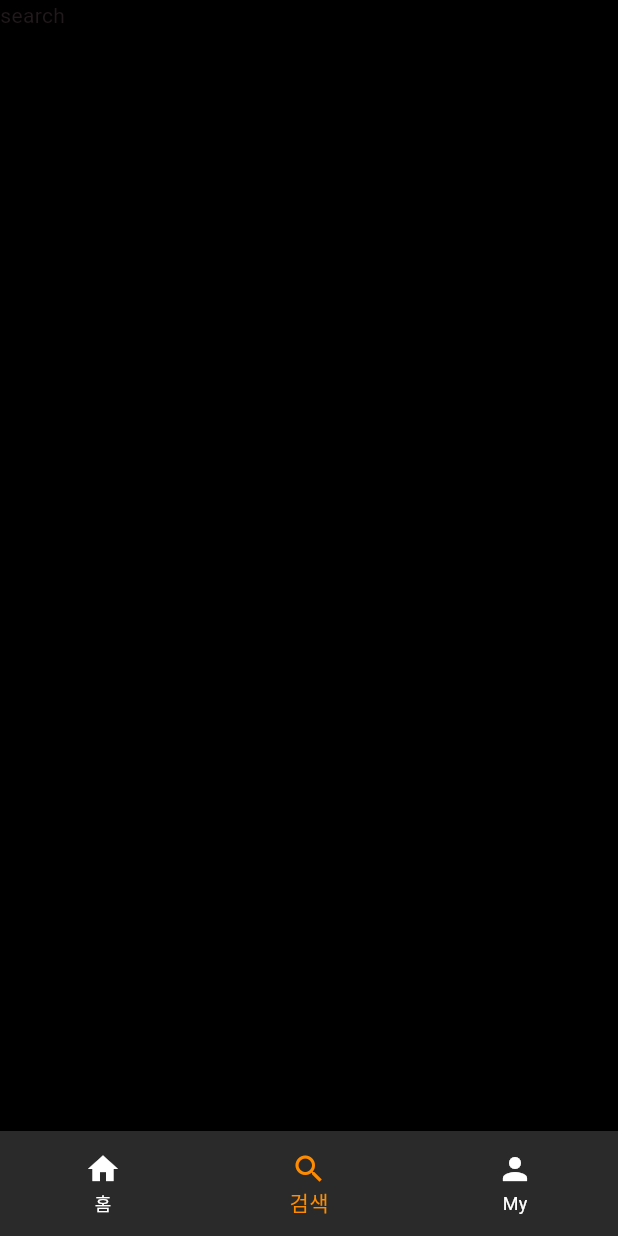
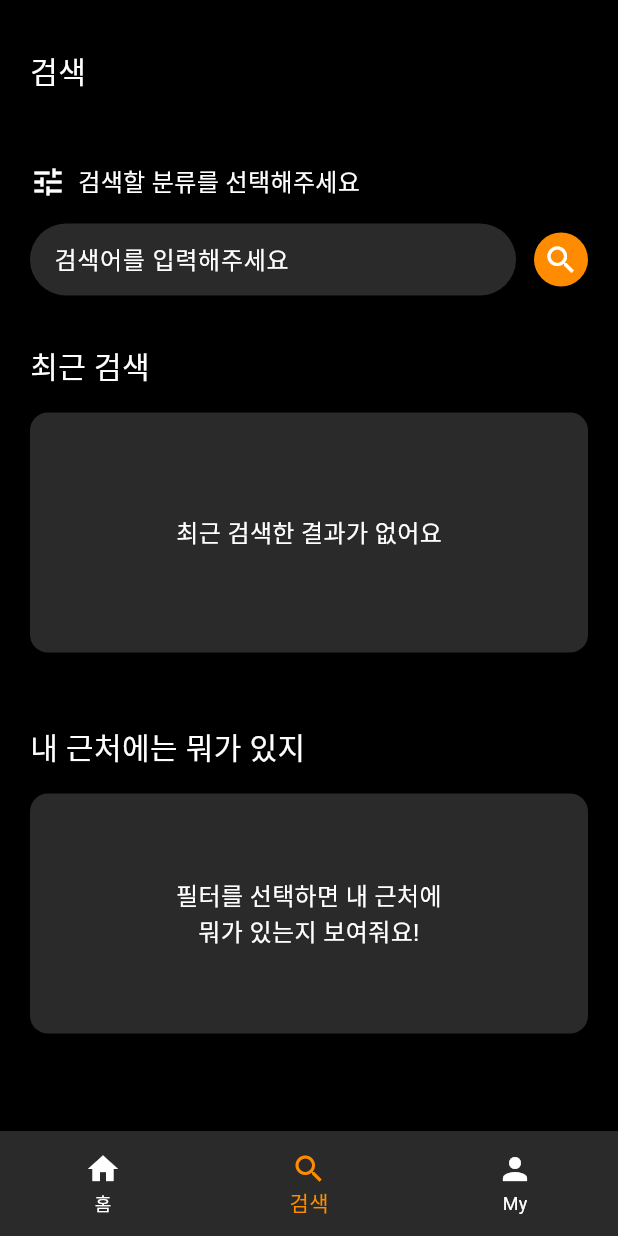
Before and after one commit to idstudent/stamp_way_flutter, a Flutter app: the screen it shows after launch, item 2 of the bottom bar chosen, on a phone screen of 412 x 824 dp. Run offline on Flutter 3.47's test engine with Material 3 defaults, Android fonts, the phone set to English and light mode, and no system bars; our stand-ins replace cloud_firestore, dio, firebase_auth, firebase_core, flutter_dotenv, flutter_riverpod and 7 more; missing offline and left inert: dart:ffi; accounts and stored records are empty; Roboto replaces fonts that are missing (noto_extra_bold, noto_regular).

Commit message:
검색 ui 작업

```diff
--- a/lib/pages/search_page.dart
+++ b/lib/pages/search_page.dart
@@ -1,12 +1,156 @@
 import 'package:flutter/material.dart';
+import 'package:flutter_riverpod/flutter_riverpod.dart';
+import 'package:stamp_way_flutter/colors/app_colors.dart';
+import 'package:stamp_way_flutter/font_styles/app_text_style.dart';
 
-class SearchPage extends StatelessWidget {
+import '../model/tour_mapper.dart';
+
+class SearchPage extends ConsumerStatefulWidget {
   const SearchPage({super.key});
+
+  @override
+  ConsumerState<SearchPage> createState() => _SearchPageState();
+}
+
+class _SearchPageState extends ConsumerState<SearchPage> {
+  List<TourMapper> recentlySearchItem = [];
+  List<TourMapper> nearSearchItem = [];
 
   @override
   Widget build(BuildContext context) {
     return Scaffold(
-      body: Text('search'),
+      body: SafeArea(
+        child: SingleChildScrollView(
+          child: Padding(
+            padding: EdgeInsets.only(top: 32, left: 20, right: 20),
+            child: Column(
+              crossAxisAlignment: CrossAxisAlignment.start,
+              children: [
+                Text('검색', style: AppTextStyle.fontSize20WhiteExtraBold,),
+                const SizedBox(height: 48,),
+                GestureDetector(
+                  onTap: () {
+                    //TODO: 바텀시트
+                  } ,
+                  child: Row(
+                    children: [
+                      Icon(Icons.tune, color: AppColors.white, size: 24,),
+                      const SizedBox(width: 8,),
+                      Text('검색할 분류를 선택해주세요', style: AppTextStyle.fontSize16WhiteRegular,)
+                    ],
+                  ),
+                ),
+                const SizedBox(height: 16,),
+                Row(
+                  children: [
+                    Expanded(
+                      child: Container(
+                        decoration: BoxDecoration(
+                          color: AppColors.color2a2a2a,
+                          borderRadius: BorderRadius.circular(24)
+                        ),
+                        child: TextFormField(
+                          decoration: InputDecoration(
+                            border: InputBorder.none,
+                            enabledBorder: InputBorder.none,
+                            focusedBorder: InputBorder.none,
+                            contentPadding: EdgeInsets.symmetric(horizontal: 16, vertical: 8),
+                            hintText: '검색어를 입력해주세요',
+                            hintStyle: AppTextStyle.fontSize16WhiteRegular
+                          ),
+                          style: AppTextStyle.fontSize16WhiteRegular,
+                        ),
+                      )
+                    ),
+                    const SizedBox(width: 12,),
+                    GestureDetector(
+                      onTap: () {
+                        // TODO: 검색
+                      },
+                      child: Container(
+                        decoration: BoxDecoration(
+                          color: AppColors.colorFF8C00,
+                          borderRadius: BorderRadius.circular(24)
+                        ),
+                        child: Padding(
+                          padding: const EdgeInsets.all(6.0),
+                          child: Center(
+                            child: Icon(Icons.search, color: AppColors.white,),
+                          ),
+                        ),
+                      ),
+                    )
+                  ],
+                ),
+                const SizedBox(height: 32,),
+                Text('최근 검색', style: AppTextStyle.fontSize20WhiteExtraBold,),
+                const SizedBox(height: 16,),
+                Container(
+                  child: _getRecentlySearchResult(recentlySearchItem),
+                ),
+                const SizedBox(height: 48,),
+                Text('내 근처에는 뭐가 있지', style: AppTextStyle.fontSize20WhiteExtraBold,),
+                const SizedBox(height: 16,),
+                Container(
+                  child: _getMyNearSearchResult(nearSearchItem),
+                ),
+                const SizedBox(height: 48,),
+              ],
+            ),
+          ),
+        )
+      )
     );
   }
+
+  Widget _getRecentlySearchResult(List<TourMapper> item) {
+    if(item.isEmpty) {
+      return SizedBox(height: 160, child: _emptyResultView());
+    }else {
+      return SizedBox(height: 160, child: _recentlyResultView());
+    }
+  }
+
+  Widget _emptyResultView() {
+    return Container(
+      decoration: BoxDecoration(
+        color: AppColors.color2a2a2a,
+        borderRadius: BorderRadius.circular(12)
+      ),
+      child: Center(
+        child: Text('최근 검색한 결과가 없어요', style: AppTextStyle.fontSize16WhiteRegular,),
+      ),
+    );
+  }
+
+  Widget _recentlyResultView() {
+    return Placeholder();
+  }
+
+  Widget _getMyNearSearchResult(List<TourMapper> item) {
+    if(item.isEmpty) {
+      return SizedBox(height: 160, child: _emptyNearResultView());
+    }else {
+      return SizedBox(height: 160, child: _nearResultView());
+    }
+  }
+  Widget _emptyNearResultView() {
+    return Container(
+      decoration: BoxDecoration(
+        color: AppColors.color2a2a2a,
+        borderRadius: BorderRadius.circular(12),
+      ),
+      child: Center(
+        child: Text(
+            '필터를 선택하면 내 근처에\n뭐가 있는지 보여줘요!',
+            style: AppTextStyle.fontSize16WhiteRegular,
+            textAlign: TextAlign.center
+        ),
+      ),
+    );
+  }
+
+  Widget _nearResultView() {
+    return Placeholder();
+  }
 }
```
